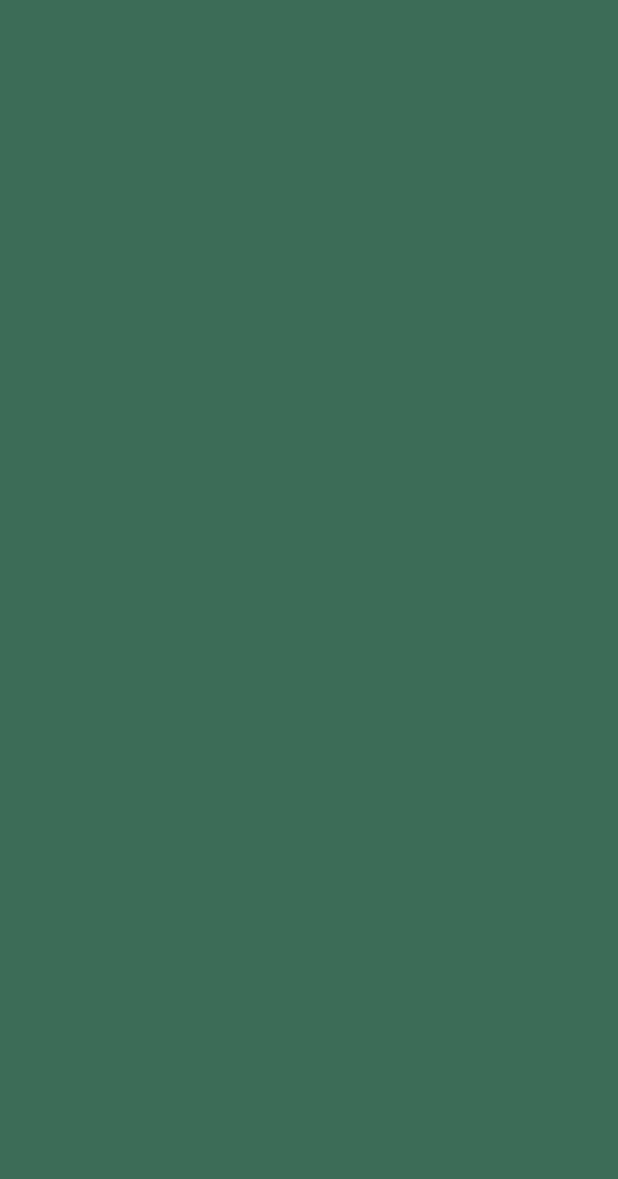
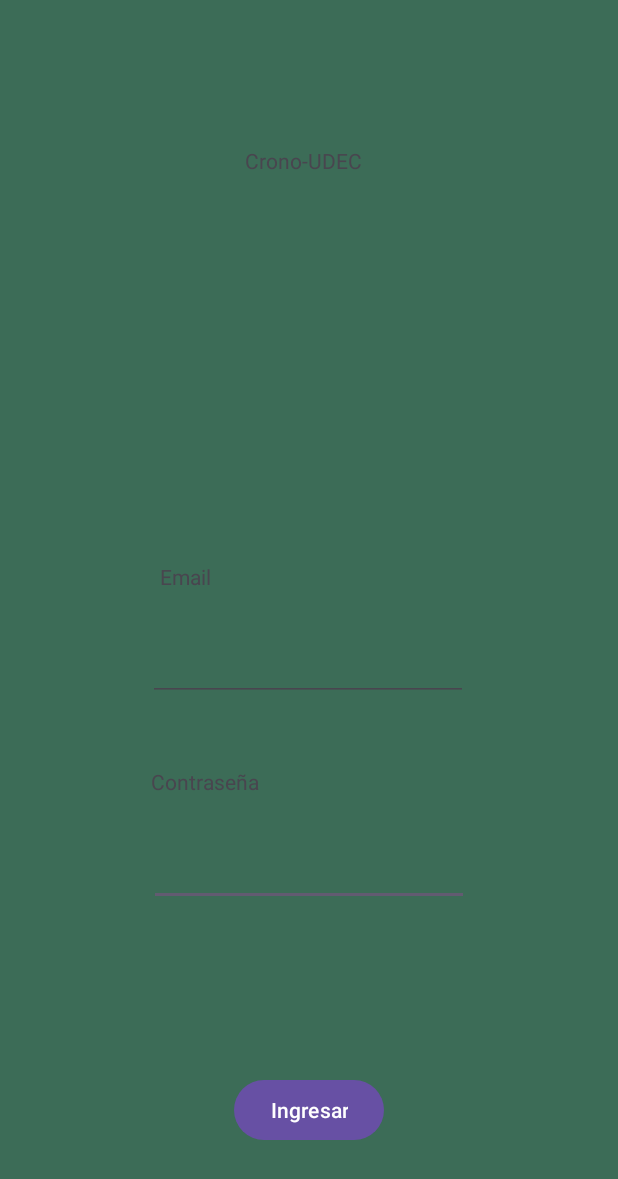
Before and after one commit to LuisCarlosRinconG/Android-Studio, an Android app: the Login screen opened directly, with no data from a screen before it, on a phone screen of 412 x 824 dp. Before the commit the part shown is empty. Shown: the top 1179 px of the screen. Run offline under Robolectric (Android 15) with nearby library versions, the phone set to English and light mode, and no system bars.

Commit message:
Diseño formulario de ingreso

```diff
--- a/app/src/main/res/layout/activity_login.xml
+++ b/app/src/main/res/layout/activity_login.xml
@@ -15,4 +15,82 @@
         app:layout_constraintEnd_toEndOf="parent"
         app:layout_constraintStart_toStartOf="parent"
         app:layout_constraintTop_toTopOf="parent" />
+
+    <Button
+        android:id="@+id/entrar"
+        android:layout_width="wrap_content"
+        android:layout_height="wrap_content"
+        android:layout_marginBottom="60dp"
+        android:text="Ingresar"
+        app:layout_constraintBottom_toBottomOf="@+id/view2"
+        app:layout_constraintEnd_toEndOf="parent"
+        app:layout_constraintStart_toStartOf="parent" />
+
+    <EditText
+        android:id="@+id/password"
+        android:layout_width="wrap_content"
+        android:layout_height="wrap_content"
+        android:layout_marginBottom="112dp"
+        android:ems="10"
+        android:inputType="text"
+        app:layout_constraintBottom_toTopOf="@+id/entrar"
+        app:layout_constraintEnd_toEndOf="parent"
+        app:layout_constraintStart_toStartOf="parent" />
+
+    <TextView
+        android:id="@+id/textView"
+        android:layout_width="wrap_content"
+        android:layout_height="wrap_content"
+        android:layout_marginBottom="28dp"
+        android:text="Contraseña"
+        app:layout_constraintBottom_toTopOf="@+id/password"
+        app:layout_constraintEnd_toEndOf="parent"
+        app:layout_constraintHorizontal_bias="0.297"
+        app:layout_constraintStart_toStartOf="@+id/view2" />
+
+    <EditText
+        android:id="@+id/email"
+        android:layout_width="wrap_content"
+        android:layout_height="wrap_content"
+        android:layout_marginBottom="44dp"
+        android:ems="10"
+        android:inputType="text"
+        app:layout_constraintBottom_toTopOf="@+id/textView"
+        app:layout_constraintEnd_toEndOf="parent"
+        app:layout_constraintHorizontal_bias="0.497"
+        app:layout_constraintStart_toStartOf="parent" />
+
+    <TextView
+        android:id="@+id/textView2"
+        android:layout_width="wrap_content"
+        android:layout_height="wrap_content"
+        android:layout_marginBottom="28dp"
+        android:text="Email"
+        app:layout_constraintBottom_toTopOf="@+id/email"
+        app:layout_constraintEnd_toEndOf="parent"
+        app:layout_constraintHorizontal_bias="0.283"
+        app:layout_constraintStart_toStartOf="parent" />
+
+    <ImageView
+        android:id="@+id/imageView"
+        android:layout_width="wrap_content"
+        android:layout_height="wrap_content"
+        android:layout_marginBottom="32dp"
+        app:layout_constraintBottom_toTopOf="@+id/textView2"
+        app:layout_constraintEnd_toEndOf="parent"
+        app:layout_constraintHorizontal_bias="0.501"
+        app:layout_constraintStart_toStartOf="parent"
+        tools:srcCompat="@tools:sample/avatars" />
+
+    <TextView
+        android:id="@+id/textView3"
+        android:layout_width="wrap_content"
+        android:layout_height="wrap_content"
+        android:text="Crono-UDEC"
+        app:layout_constraintBottom_toTopOf="@+id/imageView"
+        app:layout_constraintEnd_toEndOf="parent"
+        app:layout_constraintHorizontal_bias="0.49"
+        app:layout_constraintStart_toStartOf="parent"
+        app:layout_constraintTop_toTopOf="parent"
+        app:layout_constraintVertical_bias="0.3" />
 </androidx.constraintlayout.widget.ConstraintLayout>
```
